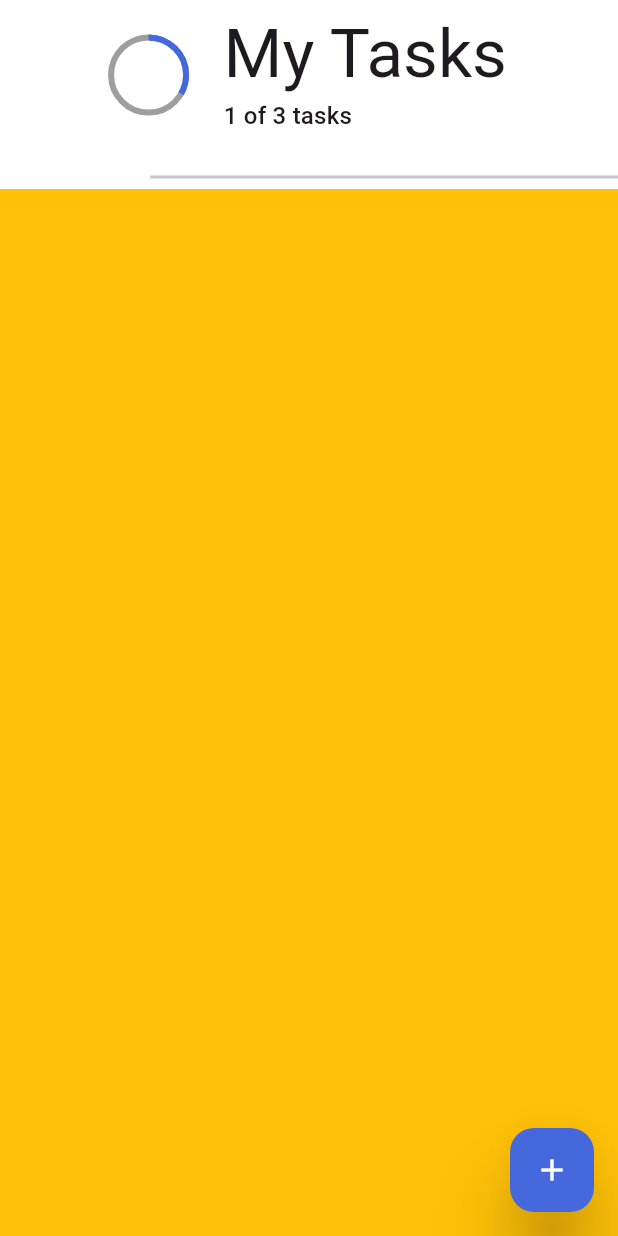
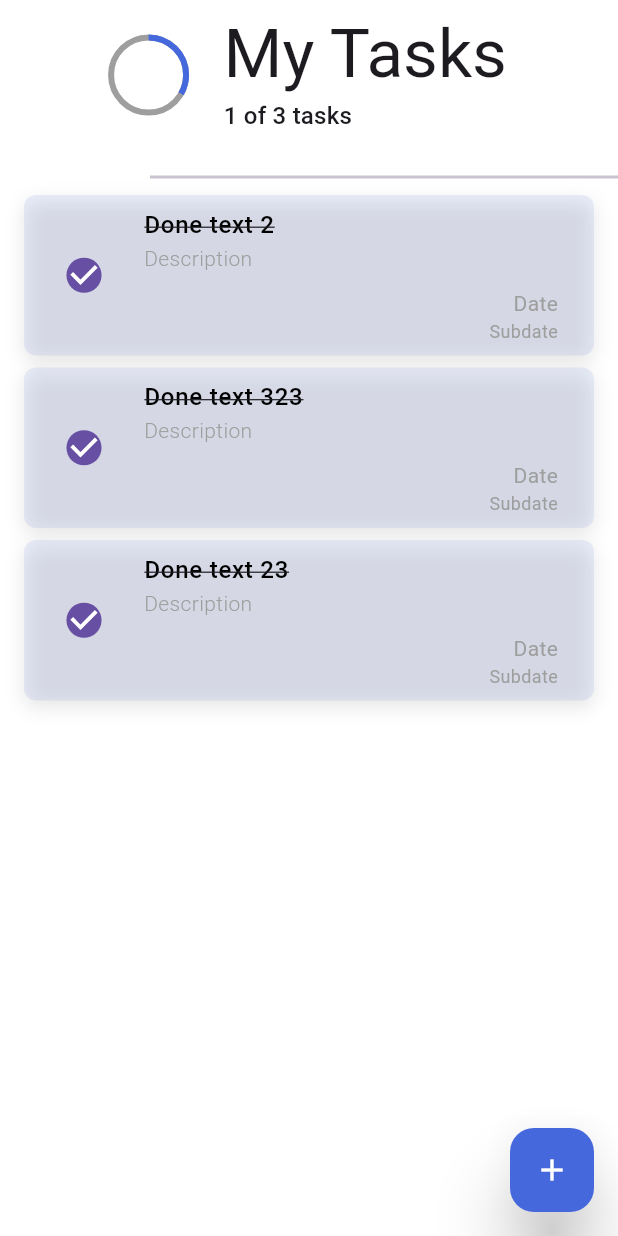
Before and after one commit to fjr619/Flutter-Todo-Hive, a Flutter app: the screen it shows after launch, on a phone screen of 412 x 824 dp. Run offline on Flutter 3.47's test engine with Material 3 defaults, Android fonts, the phone set to English and light mode, and no system bars; our stand-ins replace animate_do, gap, lottie.

Commit message:
create home screen part 2 : custom app bar, task list, task list item

```diff
--- a/lib/main.dart
+++ b/lib/main.dart
@@ -1,5 +1,5 @@
 import 'package:flutter/material.dart';
-import 'package:flutter_todo_hive/presentation/screens/home/home_view.dart';
+import 'package:flutter_todo_hive/presentation/screens/home/home_screen.dart';
 
 void main() {
   runApp(const MyApp());
@@ -16,7 +16,7 @@
       theme: ThemeData(
         useMaterial3: true,
       ),
-      home: const HomeView(),
+      home: const HomeScreen(),
     );
   }
 }
--- /dev/null
+++ b/lib/presentation/screens/home/components/appbar.dart
@@ -0,0 +1,58 @@
+import 'package:flutter/material.dart';
+import 'package:gap/gap.dart';
+
+import '../../../utils/colors.dart';
+import '../../../utils/strings.dart';
+
+class CustomAppBar extends StatelessWidget {
+  const CustomAppBar({
+    super.key,
+    required this.textTheme,
+  });
+
+  final TextTheme textTheme;
+
+  @override
+  Widget build(BuildContext context) {
+    return Container(
+      // margin: MediaQuery.of(context).padding,
+      padding: MediaQuery.of(context).padding,
+      width: double.infinity,
+      child: Row(
+        mainAxisAlignment: MainAxisAlignment.center,
+        children: [
+          ///Progress Indicator
+          const SizedBox(
+            width: 50,
+            height: 50,
+            child: CircularProgressIndicator(
+              value: 1 / 3,
+              backgroundColor: Colors.grey,
+              valueColor: AlwaysStoppedAnimation(
+                AppColors.primaryColor,
+              ),
+            ),
+          ),
+          const Gap(25),
+
+          /// Top Level Task Info
+          Column(
+            mainAxisAlignment: MainAxisAlignment.center,
+            crossAxisAlignment: CrossAxisAlignment.start,
+            children: [
+              Text(
+                AppStr.mainTitle,
+                style: textTheme.displayMedium,
+              ),
+              const Gap(3),
+              Text(
+                "1 of 3 tasks",
+                style: textTheme.titleMedium,
+              )
+            ],
+          ),
+        ],
+      ),
+    );
+  }
+}
--- /dev/null
+++ b/lib/presentation/screens/home/components/fab.dart
@@ -0,0 +1,27 @@
+import 'dart:developer';
+
+import 'package:flutter/material.dart';
+
+import '../../../utils/colors.dart';
+
+class FAB extends StatelessWidget {
+  const FAB({
+    super.key,
+  });
+
+  @override
+  Widget build(BuildContext context) {
+    return FloatingActionButton(
+      backgroundColor: AppColors.primaryColor,
+      elevation: 20,
+      onPressed: () {
+        //navigate to task view
+        log("task view");
+      },
+      child: const Icon(
+        Icons.add,
+        color: Colors.white,
+      ),
+    );
+  }
+}
--- /dev/null
+++ b/lib/presentation/screens/home/components/task_list_item.dart
@@ -0,0 +1,97 @@
+import 'dart:developer';
+
+import 'package:flutter/material.dart';
+import 'package:flutter_todo_hive/presentation/utils/colors.dart';
+
+class TaskListItem extends StatelessWidget {
+  final int data;
+
+  const TaskListItem({
+    required this.data,
+    super.key,
+  });
+
+  @override
+  Widget build(BuildContext context) {
+    return AnimatedContainer(
+      margin: const EdgeInsets.symmetric(horizontal: 16, vertical: 4),
+      decoration: BoxDecoration(
+        color: AppColors.primaryColor.withOpacity(0.1),
+        borderRadius: BorderRadius.circular(8),
+        boxShadow: [
+          BoxShadow(
+              color: Colors.black.withOpacity(0.1),
+              offset: const Offset(0, 4),
+              blurRadius: 10),
+        ],
+      ),
+      duration: const Duration(milliseconds: 300),
+      child: InkWell(
+        borderRadius: BorderRadius.circular(8),
+        onTap: () {
+          /// Navigate to Task View to see Task Details
+          log("onclick item $data");
+        },
+        child: ListTile(
+          /// Check Icon
+          leading: Transform.scale(
+            scale: 1.3,
+            child: Checkbox(
+              shape: const CircleBorder(),
+              value: true,
+              onChanged: (value) {
+                ///check and uncheck
+                log("onChange $value index $data");
+              },
+            ),
+          ),
+
+          /// Task Title
+          title: Text(
+            "Done text $data",
+            style: const TextStyle(
+              color: Colors.black,
+              fontWeight: FontWeight.w500,
+              decoration: TextDecoration.lineThrough,
+            ),
+          ),
+
+          ///Task Description
+          subtitle: const Column(
+            crossAxisAlignment: CrossAxisAlignment.start,
+            children: [
+              Text(
+                "Description",
+                style: TextStyle(
+                  color: Colors.grey,
+                  fontWeight: FontWeight.w300,
+                ),
+              ),
+
+              ///Date of task
+              Align(
+                alignment: Alignment.bottomRight,
+                child: Padding(
+                  padding: EdgeInsets.only(top: 10),
+                  child: Column(
+                    crossAxisAlignment: CrossAxisAlignment.end,
+                    children: [
+                      Text(
+                        "Date",
+                        style: TextStyle(fontSize: 14, color: Colors.grey),
+                      ),
+                      Text(
+                        "Subdate",
+                        style: TextStyle(fontSize: 12, color: Colors.grey),
+                      )
+                    ],
+                  ),
+                ),
+              )
+            ],
+          ),
+        ),
+      ),
+    );
+  }
+}
--- /dev/null
+++ b/lib/presentation/screens/home/home_screen.dart
@@ -0,0 +1,122 @@
+import 'package:animate_do/animate_do.dart';
+import 'package:flutter/material.dart';
+import 'package:flutter_todo_hive/presentation/screens/home/components/task_list_item.dart';
+import 'package:flutter_todo_hive/presentation/utils/strings.dart';
+import 'package:gap/gap.dart';
+import 'package:lottie/lottie.dart';
+
+import 'components/appbar.dart';
+import 'components/fab.dart';
+
+class HomeScreen extends StatefulWidget {
+  const HomeScreen({super.key});
+
+  @override
+  State<HomeScreen> createState() => _HomeScreenState();
+}
+
+class _HomeScreenState extends State<HomeScreen> {
+  final List<int> test = [2, 323, 23];
+
+  @override
+  Widget build(BuildContext context) {
+    TextTheme textTheme = Theme.of(context).textTheme;
+
+    return Scaffold(
+      backgroundColor: Colors.white,
+
+      /// Custom App Bar
+      appBar: AppBar(
+        surfaceTintColor: Colors.transparent,
+        backgroundColor: Colors.white,
+        toolbarHeight: 100,
+        flexibleSpace: CustomAppBar(textTheme: textTheme),
+      ),
+      floatingActionButton: const FAB(),
+      body: SizedBox(
+        width: double.infinity,
+        height: double.infinity,
+        child: Column(
+          children: [
+            /// Divider
+            const Padding(
+              padding: EdgeInsets.only(top: 10.0),
+              child: Divider(
+                thickness: 2,
+                indent: 100,
+              ),
+            ),
+
+            /// Tasks lIst
+            Expanded(
+              child: SizedBox(
+                width: double.infinity,
+                height: double.infinity,
+                child: test.isNotEmpty
+
+                    /// Task list is not empty
+                    ? ListView.builder(
+                        physics: const BouncingScrollPhysics(),
+                        itemCount: test.length,
+                        scrollDirection: Axis.vertical,
+                        itemBuilder: (context, index) {
+                          return Dismissible(
+                            direction: DismissDirection.endToStart,
+                            background: const Row(
+                              mainAxisAlignment: MainAxisAlignment.center,
+                              children: [
+                                Icon(
+                                  Icons.delete_outline,
+                                  color: Colors.grey,
+                                ),
+                                Gap(8),
+                                Text(
+                                  AppStr.deleteTask,
+                                  style: TextStyle(
+                                    color: Colors.grey,
+                                  ),
+                                )
+                              ],
+                            ),
+                            onDismissed: (direction) {
+                              /// we will remove current task from DB
+                              setState(() {
+                                test.remove(test[index]);
+                              });
+                            },
+                            // key: Key(index.toString()),
+                            key: UniqueKey(),
+                            child: TaskListItem(
+                              data: test[index],
+                            ),
+                          );
+                        },
+                      )
+
+                    /// Task list is empty
+                    : SizedBox(
+                        child: Column(
+                          mainAxisAlignment: MainAxisAlignment.center,
+                          crossAxisAlignment: CrossAxisAlignment.center,
+                          children: [
+                            FadeIn(
+                              child: SizedBox(
+                                width: 200,
+                                height: 200,
+                                child: Lottie.asset('assets/lottie/1.json',
+                                    animate: test.isNotEmpty ? false : true),
+                              ),
+                            ),
+                            FadeInUp(
+                                from: 30, child: const Text(AppStr.doneAllTask))
+                          ],
+                        ),
+                      ),
+              ),
+            ),
+          ],
+        ),
+      ),
+    );
+  }
+}
--- a/lib/presentation/screens/home/home_view.dart
+++ /dev/null
@@ -1,159 +0,0 @@
-import 'dart:developer';
-
-import 'package:flutter/material.dart';
-import 'package:flutter_todo_hive/presentation/utils/colors.dart';
-import 'package:flutter_todo_hive/presentation/utils/strings.dart';
-import 'package:gap/gap.dart';
-
-class HomeView extends StatefulWidget {
-  const HomeView({super.key});
-
-  @override
-  State<HomeView> createState() => _HomeViewState();
-}
-
-class _HomeViewState extends State<HomeView> {
-  @override
-  Widget build(BuildContext context) {
-    TextTheme textTheme = Theme.of(context).textTheme;
-
-    return Scaffold(
-      backgroundColor: Colors.white,
-      appBar: AppBar(
-        backgroundColor: Colors.white,
-        toolbarHeight: 100,
-        flexibleSpace: Container(
-          // margin: MediaQuery.of(context).padding,
-          padding: MediaQuery.of(context).padding,
-          width: double.infinity,
-          child: Row(
-            mainAxisAlignment: MainAxisAlignment.center,
-            children: [
-              ///Progress Indicator
-              const SizedBox(
-                width: 50,
-                height: 50,
-                child: CircularProgressIndicator(
-                  value: 1 / 3,
-                  backgroundColor: Colors.grey,
-                  valueColor: AlwaysStoppedAnimation(
-                    AppColors.primaryColor,
-                  ),
-                ),
-              ),
-              const Gap(25),
-
-              /// Top Level Task Info
-              Column(
-                mainAxisAlignment: MainAxisAlignment.center,
-                crossAxisAlignment: CrossAxisAlignment.start,
-                children: [
-                  Text(
-                    AppStr.mainTitle,
-                    style: textTheme.displayMedium,
-                  ),
-                  const Gap(3),
-                  Text(
-                    "1 of 3 tasks",
-                    style: textTheme.titleMedium,
-                  )
-                ],
-              )
-            ],
-          ),
-        ),
-      ),
-      floatingActionButton: const FAB(),
-      body: SizedBox(
-        width: double.infinity,
-        height: double.infinity,
-        child: Column(
-          children: [
-            // /// Custom App bar
-            // Container(
-            //   // margin: MediaQuery.of(context).padding,
-            //   padding: MediaQuery.of(context).padding,
-            //   width: double.infinity,
-            //   color: Colors.red,
-            //   child: Row(
-            //     mainAxisAlignment: MainAxisAlignment.center,
-            //     children: [
-            //       ///Progress Indicator
-            //       const SizedBox(
-            //         width: 30,
-            //         height: 30,
-            //         child: CircularProgressIndicator(
-            //           value: 1 / 3,
-            //           backgroundColor: Colors.grey,
-            //           valueColor: AlwaysStoppedAnimation(
-            //             AppColors.primaryColor,
-            //           ),
-            //         ),
-            //       ),
-            //       const Gap(25),
-
-            //       /// Top Level Task Info
-            //       Column(
-            //         mainAxisAlignment: MainAxisAlignment.center,
-            //         crossAxisAlignment: CrossAxisAlignment.start,
-            //         children: [
-            //           Text(
-            //             AppStr.mainTitle,
-            //             style: textTheme.displayMedium,
-            //           ),
-            //           const Gap(3),
-            //           Text(
-            //             "1 of 3 tasks",
-            //             style: textTheme.titleMedium,
-            //           )
-            //         ],
-            //       )
-            //     ],
-            //   ),
-            // ),
-
-            /// Divider
-            const Padding(
-              padding: EdgeInsets.only(top: 10.0),
-              child: Divider(
-                thickness: 2,
-                indent: 100,
-              ),
-            ),
-
-            /// Tasks
-            Expanded(
-              child: Container(
-                width: double.infinity,
-                height: double.infinity,
-                color: Colors.amber,
-              ),
-            )
-          ],
-        ),
-      ),
-    );
-  }
-}
-
-class FAB extends StatelessWidget {
-  const FAB({
-    super.key,
-  });
-
-  @override
-  Widget build(BuildContext context) {
-    return FloatingActionButton(
-      backgroundColor: AppColors.primaryColor,
-      elevation: 20,
-      onPressed: () {
-        //navigate to task view
-        log("task view");
-      },
-      child: const Icon(
-        Icons.add,
-        color: Colors.white,
-      ),
-    );
-  }
-}
--- a/pubspec.yaml
+++ b/pubspec.yaml
@@ -63,6 +63,8 @@ dependencies:
 
   # Date picker
   flutter_cupertino_date_picker_fork: ^1.0.7
+
+  # Gap
   gap: ^3.0.1
 
 
```
Also changed, not shown: lib/presentation/utils/extensions.dart (added, +15 -0 lines).
